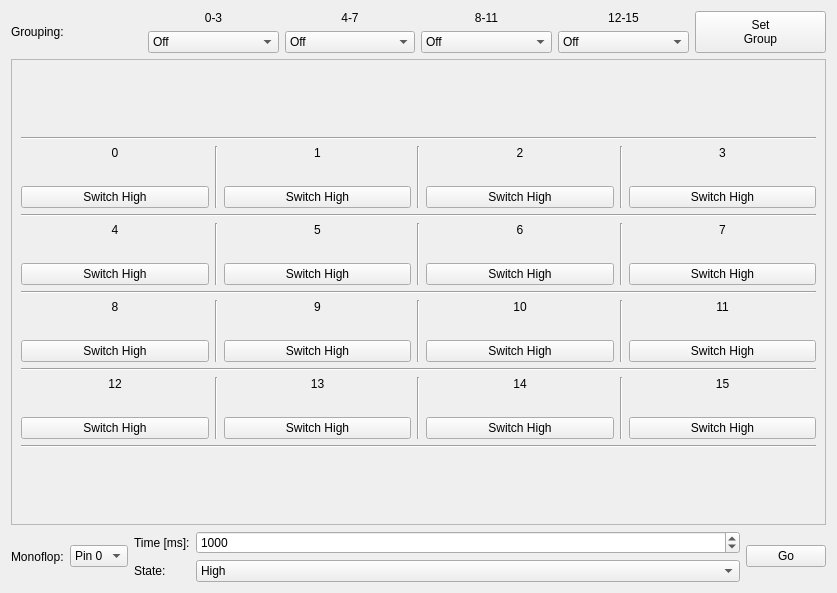
The window that src/brickv/plugin_system/plugins/industrial_digital_out_4/ui/industrial_digital_out_4.ui (Tinkerforge/brickv) describes before a commit, drawn with Qt 5.
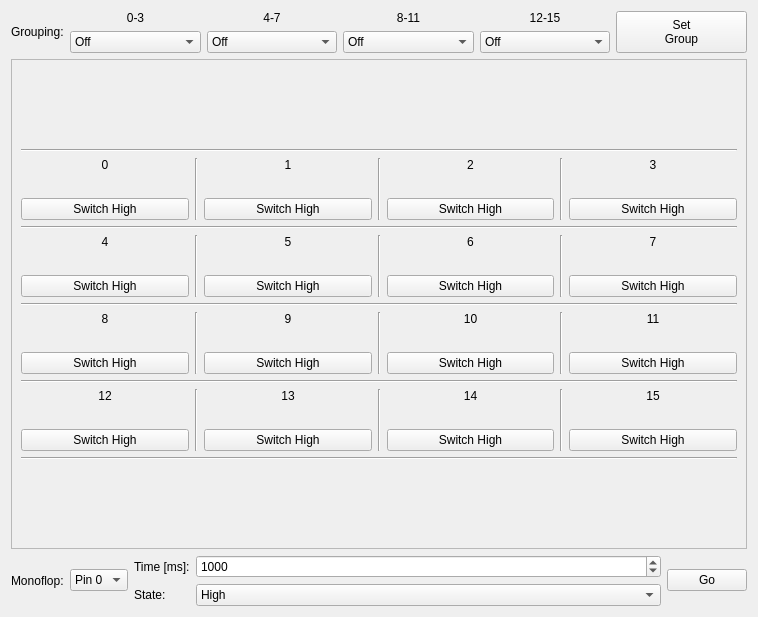
The same window after the commit.

```diff
--- a/src/brickv/plugin_system/plugins/industrial_digital_out_4/ui/industrial_digital_out_4.ui
+++ b/src/brickv/plugin_system/plugins/industrial_digital_out_4/ui/industrial_digital_out_4.ui
@@ -6,8 +6,8 @@
    <rect>
     <x>0</x>
     <y>0</y>
-    <width>837</width>
-    <height>593</height>
+    <width>758</width>
+    <height>617</height>
    </rect>
   </property>
   <property name="windowTitle">
@@ -18,6 +18,12 @@
     <layout class="QHBoxLayout" name="horizontalLayout_2">
      <item>
       <widget class="QLabel" name="label">
+       <property name="sizePolicy">
+        <sizepolicy hsizetype="Fixed" vsizetype="Preferred">
+         <horstretch>0</horstretch>
+         <verstretch>0</verstretch>
+        </sizepolicy>
+       </property>
        <property name="text">
         <string>Grouping:</string>
        </property>
@@ -221,8 +227,8 @@
        <rect>
         <x>0</x>
         <y>0</y>
-        <width>817</width>
-        <height>443</height>
+        <width>738</width>
+        <height>467</height>
        </rect>
       </property>
       <layout class="QVBoxLayout" name="verticalLayout_24">
@@ -233,7 +239,7 @@
          </property>
          <property name="sizeHint" stdset="0">
           <size>
-           <width>20</width>
+           <width>0</width>
            <height>0</height>
           </size>
          </property>
@@ -880,8 +886,8 @@
          </property>
          <property name="sizeHint" stdset="0">
           <size>
-           <width>20</width>
-           <height>18</height>
+           <width>0</width>
+           <height>0</height>
           </size>
          </property>
         </spacer>
@@ -894,6 +900,12 @@
     <layout class="QHBoxLayout" name="horizontalLayout_3" stretch="0,0,0,1,0">
      <item>
       <widget class="QLabel" name="monoflop_label1">
+       <property name="sizePolicy">
+        <sizepolicy hsizetype="Fixed" vsizetype="Preferred">
+         <horstretch>0</horstretch>
+         <verstretch>0</verstretch>
+        </sizepolicy>
+       </property>
        <property name="text">
         <string>Monoflop:</string>
        </property>
```
